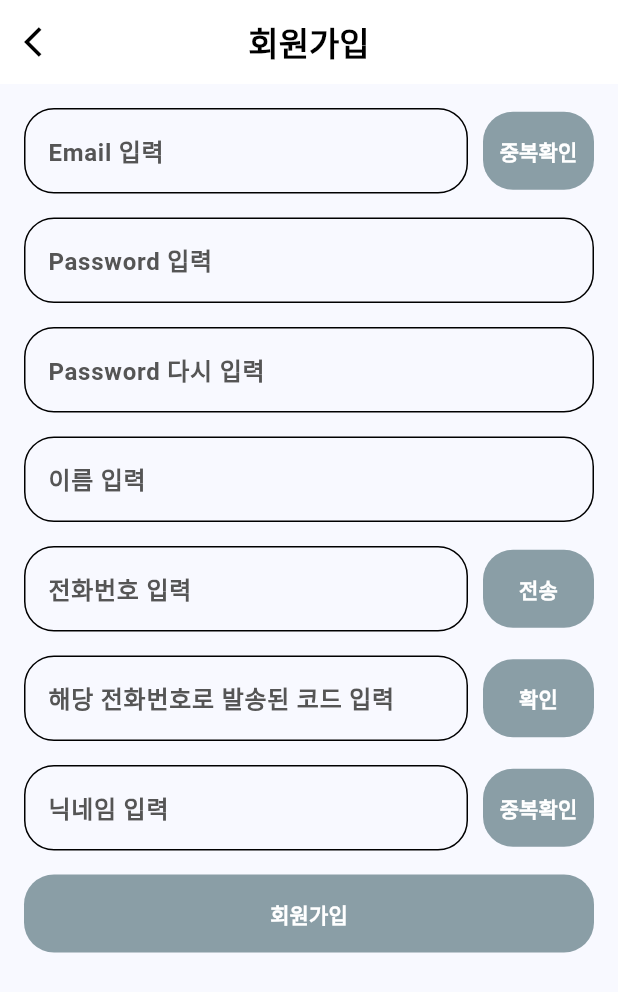
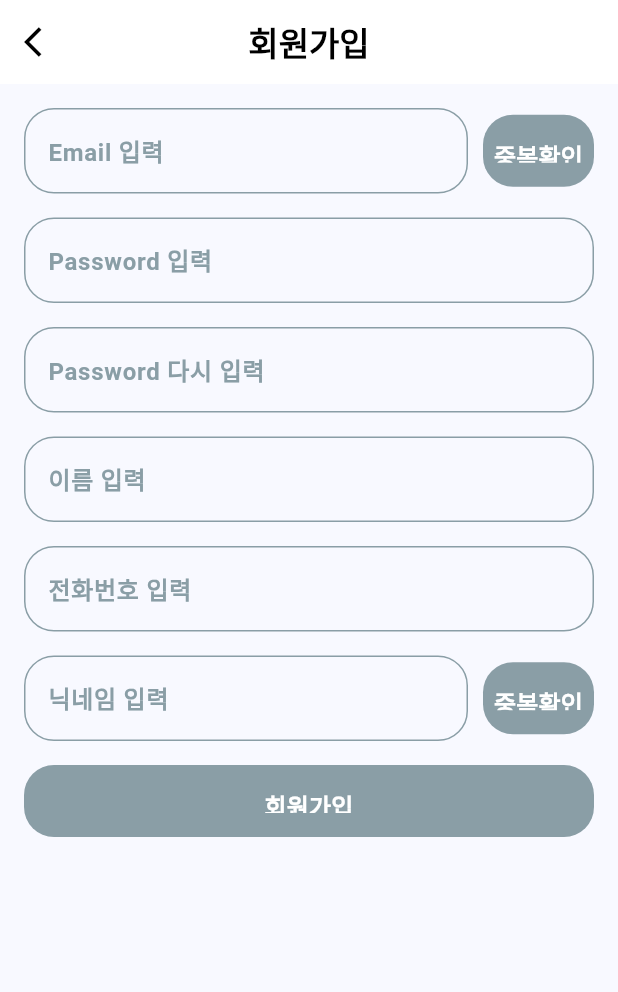
Before and after one commit to zeeeyeon/ssafy_common_project, a Flutter app: the RegisterScreen screen opened by its route, on a phone screen of 412 x 824 dp. Shown: the top 992 px of the screen. Run offline on Flutter 3.47's test engine with Material 3 defaults, Android fonts, the phone set to English and light mode, and no system bars; our stand-ins replace dio, flutter_riverpod, go_router; missing offline and left inert: sign_button; Roboto replaces fonts that are missing (Pretendard).

Commit message:
[S12P11E206-187] [FE] Design: 회원가입/로그인 페이지 디자인 수정

```diff
--- a/front/lib/features/auth/components/login_form.dart
+++ b/front/lib/features/auth/components/login_form.dart
@@ -6,7 +6,6 @@ import 'package:kkulkkulk/features/auth/components/text_form.dart';
 import 'package:kkulkkulk/features/auth/data/models/user_login_model.dart';
 import 'package:kkulkkulk/features/auth/view_models/auth_view_model.dart';
 import 'package:sign_button/sign_button.dart';
-
 class LoginForm extends StatelessWidget{
   final _formKey = GlobalKey<FormState>();
 
@@ -52,7 +51,7 @@ class LoginForm extends StatelessWidget{
           Text(
             '계정이 없으신가요?',
             style: TextStyle(
-              color: Colors.black,
+              color: Color(0xFF2C3540),
               fontWeight: FontWeight.bold,
             ),
           ),
--- a/front/lib/features/auth/components/signup_form.dart
+++ b/front/lib/features/auth/components/signup_form.dart
@@ -117,44 +117,9 @@ class SignupForm extends StatelessWidget {
                 _usernameController
               ),
               SizedBox(height: 16),
-              Row(
-                children: [
-                  Flexible(
-                    flex: 8,  // 9:1 비율로 크기 조정
-                    child: TextForm(
+              TextForm(
                       '전화번호',
                       _phoneController,
-                    ),
-                  ),
-                  SizedBox(width: 10),  // 간격을 두기 위해 SizedBox 추가
-                  Flexible(
-                    flex: 2,  // 9:1 비율로 크기 조정
-                    child: TextButtonForm(
-                      '전송',
-                      _submitCode,
-                    ),
-                  ),
-                ],
-              ),
-              SizedBox(height: 16),
-              Row(
-                children: [
-                  Flexible(
-                    flex: 8,  // 9:1 비율로 크기 조정
-                    child: TextForm(
-                      '해당 전화번호로 발송된 코드',
-                      _authCodeController,
-                    ),
-                  ),
-                  SizedBox(width: 10),  // 간격을 두기 위해 SizedBox 추가
-                  Flexible(
-                    flex: 2,  // 9:1 비율로 크기 조정
-                    child: TextButtonForm(
-                      '확인',
-                      _checkTelCode,
-                    ),
-                  ),
-                ],
               ),
               SizedBox(height: 16),
               Row(
--- a/front/lib/features/auth/components/text_button_form.dart
+++ b/front/lib/features/auth/components/text_button_form.dart
@@ -9,6 +9,7 @@ class TextButtonForm extends StatelessWidget {
   Widget build(BuildContext context) {
     return SizedBox(
       width: double.infinity,
+      height: 48.0,
       child: TextButton(
         onPressed: onPressed,
         child: Text(
@@ -16,6 +17,7 @@ class TextButtonForm extends StatelessWidget {
           style: TextStyle(
             fontWeight: FontWeight.bold,
             color: Colors.white,
+            fontSize: 16,
           ),
         ),
         style: TextButton.styleFrom(
@@ -25,6 +27,7 @@ class TextButtonForm extends StatelessWidget {
           ),
           padding: EdgeInsets.symmetric(vertical: 16),
         ),
+
       ),
     );
   }
--- a/front/lib/features/auth/components/text_form.dart
+++ b/front/lib/features/auth/components/text_form.dart
@@ -16,31 +16,43 @@ class TextForm extends StatelessWidget{
           ? '$text 입력해주세요'
           : null,
           obscureText:
-            text == 'Password' ?
+            text.contains('Password') ?
             true :
             false,
           decoration: InputDecoration(
             labelText: '$text 입력',
             labelStyle: TextStyle(
-              color: Color(0xFF555555),
+              color: Color(0xFF8A9EA6),
               fontWeight: FontWeight.bold,
             ),
             hintText: '$text 입력해주세요',
             hintStyle: TextStyle(
-              color: Color(0xFF555555),
+              color: Color(0xFF8A9EA6),
               fontWeight: FontWeight.bold,
             ),
             enabledBorder: OutlineInputBorder(
               borderRadius: BorderRadius.circular(20),
+              borderSide: BorderSide(
+                color: Color(0xFF8A9EA6),
+              )
             ),
             focusedBorder: OutlineInputBorder(
               borderRadius: BorderRadius.circular(20),
+              borderSide: BorderSide(
+                color: Color(0xFF8A9EA6),
+              )
             ),
             errorBorder: OutlineInputBorder(
               borderRadius: BorderRadius.circular(20),
+              borderSide: BorderSide(
+                color: Color(0xFF8A9EA6),
+              )
             ),
             focusedErrorBorder: OutlineInputBorder(
               borderRadius: BorderRadius.circular(20),
+              borderSide: BorderSide(
+                color: Color(0xFF8A9EA6),
+              )
             )
           ),
         )
--- a/front/pubspec.yaml
+++ b/front/pubspec.yaml
@@ -42,6 +42,7 @@ dependencies:
   freezed_annotation: ^2.4.1
   go_router: ^13.0.1
   sign_button: ^2.0.6
+  pretty_animated_buttons: ^0.0.2
 
 dev_dependencies:
   flutter_test:
```
Also changed, not shown: front/pubspec.lock.
